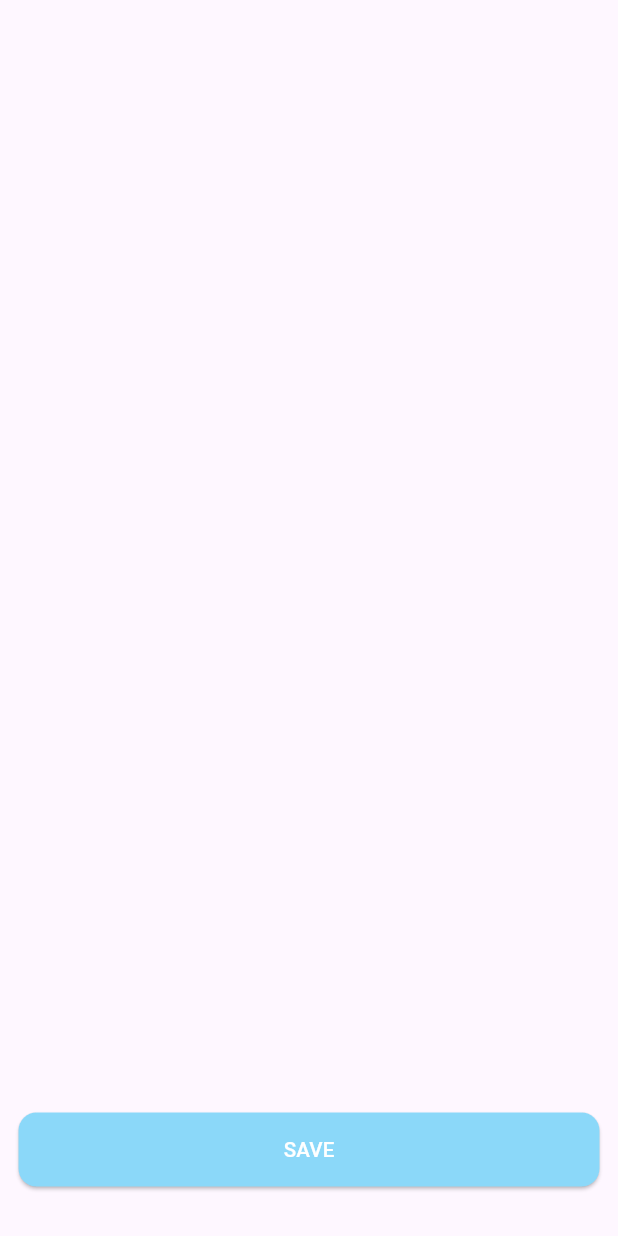
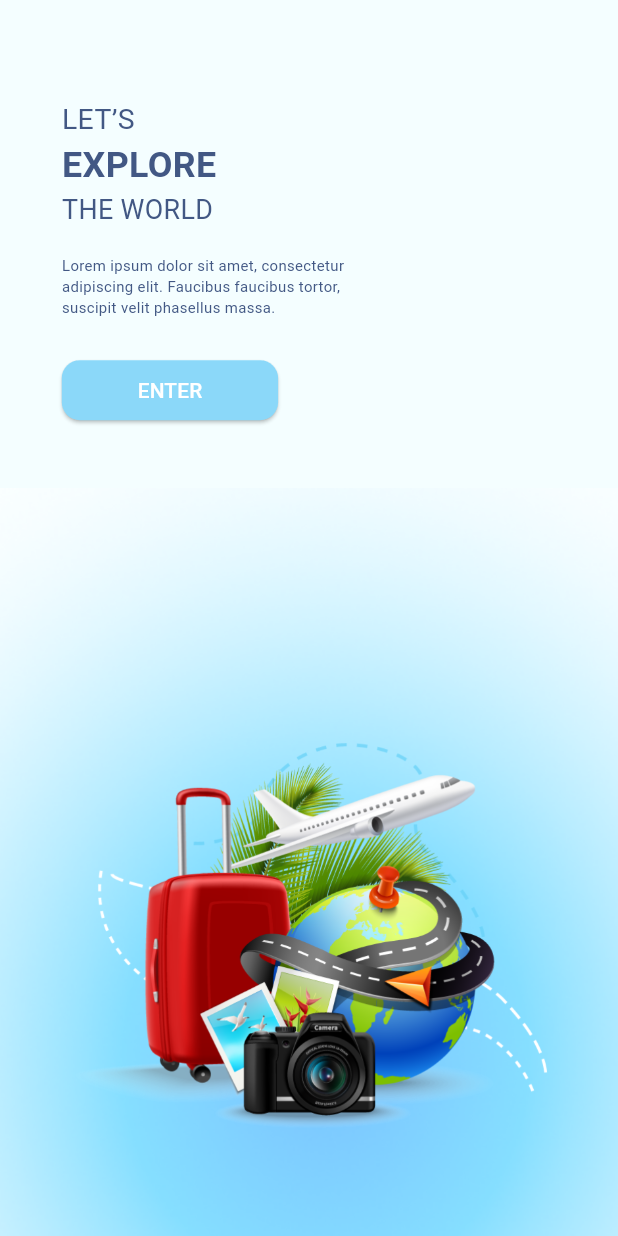
Before and after one commit to princymiracle/travelapp, a Flutter app: the screen it shows after launch, on a phone screen of 412 x 824 dp. Run offline on Flutter 3.47's test engine with Material 3 defaults, Android fonts, the phone set to English and light mode, and no system bars; our stand-ins replace flutter_sizer, get, table_calendar.

Commit message:
init commit

```diff
--- a/lib/Constant/AppString.dart
+++ b/lib/Constant/AppString.dart
@@ -1,10 +1,13 @@
 class AppString {
-  static const Lets = "Let’s";
-  static const Explore = "Explore";
-  static const TheWorld = "The World";
-  static const Enter = "Enter";
-  static const login = "LOG IN ->";
-  static const registeryouraccount = "REGISTER YOUR ACCOUNHT ->";
+  static const Lets = "LET’S";
+  static const Explore = "EXPLORE";
+  static const TheWorld = "THE WORLD";
+  static const lorem = "Lorem ipsum dolor sit amet, consectetur";
+  static const elit = "adipiscing elit. Faucibus faucibus tortor,";
+  static const massa = "suscipit velit phasellus massa.";
+  static const Enter = "ENTER";
+  static const login = "LOG IN";
+  static const registeryouraccount = "REGISTER YOUR ACCOUNHT";
   static const Enteryouremail = "Enter your email";
   static const Enterpassword = "Enter password";
   static const Forgetpassword = "Forget password ?";
@@ -13,10 +16,24 @@ class AppString {
   static const registeraccount = "Register Your Account";
   static const EnteryourName = "Enter your Name";
   static const YourNationality = "Your Nationality";
-  static const signin = "SIGN IN ->";
+  static const signin = "SIGN IN";
   static const Alreadyhaveanaccount = "Already have an account?";
   static const log = "Login";
+  static const forgetpassword = "Forget Password";
+  static const enteryouremailorphonenumber = "enter your email or phone number";
+  static const Email = "Email";
+  static const Enteremail = "Enter email";
+  static const sendcode = "SEND CODE ->";
+  static const verificationcode = "Verification Code";
+  static const submit = "SUBMIT ->";
+  static const createnewpassword = "Create New Password ->";
+  static const NewPassword = "New Password";
+  static const ConfirmPassword = "Confirm Password";
+  static const changepassword = "CHANGE PASSWORD ->";
+  static const registersuccess = "Register Success";
+  static const congratulation = "congratulation! your account already created.";
+  static const gotohomepage = "GO TO HOMEPAGE";
 
-  // forget password
+
 
 }
--- a/lib/Constant/Image_Path.dart
+++ b/lib/Constant/Image_Path.dart
@@ -1,3 +1,8 @@
 class ImagePath {
   static const background = "assets/images/Background.png";
+  static const Splashimg = "assets/images/Splsimg.png";
+  static const Splbg = "assets/images/splbg.png";
+  static const Splbg2 = "assets/images/spl2bg.png";
+  static const Spl2 = "assets/images/sps2.png";
+  static const logimg = "assets/images/logimg.png";
 }
--- a/lib/Custom_Elements/Elements/CustomButtons.dart
+++ b/lib/Custom_Elements/Elements/CustomButtons.dart
@@ -1,5 +1,5 @@
 import 'package:flutter/material.dart';
-import 'package:sizer/sizer.dart';
+import 'package:flutter_sizer/flutter_sizer.dart';
 
 class CustomButton extends StatelessWidget {
   String title;
--- /dev/null
+++ b/lib/Custom_Elements/Elements/Custom_Color.dart
@@ -0,0 +1,12 @@
+import 'package:flutter/material.dart';
+
+class CustomColors {
+
+  static const spltext =Color(0xFF425884);
+  static const Buttontext =Color(0xFFFFFFFF);
+  static const Buttonbg =Color(0xFF5495FF);
+  static const Buttonbg1 =Color(0xFF8BD8F9);
+  static const backgroundColor =Color(0xFFF4FEFF);
+  static const texttitle =Color(0xFF5496FF);
+
+}
--- /dev/null
+++ b/lib/Custom_Elements/Elements/Custom_Styles.dart
@@ -0,0 +1,27 @@
+
+import 'package:flutter/material.dart';
+
+class CustomStyles{
+  static TextStyle textStyle({
+    String? fontFmaily,
+    double? fontSize,
+    Color? fontColor,
+    Color? decroationColor,
+    TextDecoration?  textDecoration,
+    FontStyle? fontStyle,
+    FontWeight? fontWeight,
+    double? letterspacing,
+    double? wordSpacing,
+  }){
+    return TextStyle(
+      fontFamily:  fontFmaily,
+      fontWeight: fontWeight,
+      fontSize: fontSize  ,
+      decorationColor: decroationColor,
+      color: fontColor,
+      decoration: textDecoration,
+      letterSpacing: letterspacing,
+      wordSpacing: wordSpacing,
+    );
+  }
+}
--- a/lib/Date_Screen.dart
+++ b/lib/Date_Screen.dart
@@ -94,7 +94,7 @@
 import 'package:flutter/cupertino.dart';
 import 'package:flutter/material.dart';
 import 'package:flutter/widgets.dart';
-import 'package:sizer/sizer.dart';
+import 'package:flutter_sizer/flutter_sizer.dart';
 import 'package:table_calendar/table_calendar.dart';
 import 'package:travelapp/Custom_Elements/Elements/CustomButtons.dart';
 
--- /dev/null
+++ b/lib/Routes/Routes.dart
@@ -0,0 +1,7 @@
+class Routes {
+
+  static const splashScreen = '/splashScreen';
+  static const splashScreen2 = '/splashScreen2';
+  static const loginScreen = '/loginScreen';
+
+}
--- /dev/null
+++ b/lib/Routes/Screens.dart
@@ -0,0 +1,15 @@
+import 'package:get/get.dart';
+import '../Screens/Login_Screen.dart';
+import '../Screens/Splash_2.dart';
+import '../Screens/Splash_Screen.dart';
+import 'Routes.dart';
+
+class Screens {
+
+  static final routes = [
+    GetPage(name: Routes.splashScreen, page: () => SplashScreen()),
+    GetPage(name: Routes.splashScreen2, page: () => SplashS2()),
+    GetPage(name: Routes.loginScreen, page: () => LoginScreen()),
+
+  ];
+}
--- /dev/null
+++ b/lib/Screens/Splash_Screen.dart
@@ -0,0 +1,102 @@
+import 'package:flutter/cupertino.dart';
+import 'package:flutter/material.dart';
+import 'package:flutter_sizer/flutter_sizer.dart';
+import 'package:get/get.dart';
+import 'package:travelapp/Constant/Image_Path.dart';
+import 'package:travelapp/Custom_Elements/Elements/CustomButtons.dart';
+import 'package:travelapp/Custom_Elements/Elements/Custom_Styles.dart';
+
+import '../Constant/AppString.dart';
+import '../Custom_Elements/Elements/Custom_Color.dart';
+import '../Routes/Routes.dart';
+
+class SplashScreen extends StatelessWidget {
+  const SplashScreen({super.key});
+
+  @override
+  Widget build(BuildContext context) {
+    return Scaffold(
+      backgroundColor: CustomColors.backgroundColor,
+      body: Container(
+        // width: MediaQuery.of(context).size.width,
+        // height:  MediaQuery.of(context).size.height,
+        child: SingleChildScrollView(
+          child: Column(
+            crossAxisAlignment: CrossAxisAlignment.start,
+            children: [
+             Padding(
+               padding:  EdgeInsets.only(top: 8.h,left: 10.w,right: 6.w,bottom: 5.h),
+               child: Column(
+                 crossAxisAlignment: CrossAxisAlignment.start,
+                 children: [
+                   Text(AppString.Lets,
+                     style: CustomStyles.textStyle(
+                       fontSize: 19.sp,
+                       fontColor: CustomColors.spltext,
+                     ),
+                   ),
+                   // SizedBox(height: 1.h,),
+                   Text(AppString.Explore,
+                     style: CustomStyles.textStyle(
+                       fontSize: 24.sp,
+                       fontColor: CustomColors.spltext,
+                       fontWeight: FontWeight.bold,
+                     ),
+                   ),
+                   Text(AppString.TheWorld,
+                     style: CustomStyles.textStyle(
+                       fontSize: 18.sp,
+                       fontColor: CustomColors.spltext,
+                     ),
+                   ),
+                   SizedBox(height: 2.h,),
+                   Text(AppString.lorem,
+                     style: CustomStyles.textStyle(
+                       fontSize: 10.sp,
+                       fontColor: CustomColors.spltext,
+                     ),
+                   ),
+                   Text(AppString.elit,
+                     style: CustomStyles.textStyle(
+                       fontSize: 10.sp,
+                       fontColor: CustomColors.spltext,
+                     ),
+                   ),
+                   Text(AppString.massa,
+                     style: CustomStyles.textStyle(
+                       fontSize: 10.sp,
+                       fontColor: CustomColors.spltext,
+                     ),
+                   ),
+                   SizedBox(height: 3.h,),
+                   CustomButton(
+                     title: AppString.Enter,
+                     fontSIze: 14.sp,
+                     size: Size(35.w, 4.h),
+                     onTap: () => Get.toNamed(Routes.splashScreen2),
+                   ),
+                 ],
+               ),
+             ),
+              Stack(
+                children: [
+                  Image.asset(ImagePath.Splbg,fit: BoxFit.cover,height: 63.h,),
+                 // Image.asset("assets/images/splbg.png",fit: BoxFit.cover,height: 63.h,),
+                  Positioned(
+                      bottom: 7.h,
+                      left: 5.w,
+                      right: 5.w,
+                      child: Center(
+                          //child: Image.asset("assets/images/Splsimg.png",fit: BoxFit.cover,height: 40.h,),
+                        child: Image.asset(ImagePath.Splashimg,fit: BoxFit.cover,height: 40.h,),
+                      ),
+                  ),
+                ],
+              )
+            ],
+          ),
+        ),
+      ),
+    );
+  }
+}
--- a/lib/main.dart
+++ b/lib/main.dart
@@ -1,7 +1,8 @@
 import 'package:flutter/material.dart';
+import 'package:flutter_sizer/flutter_sizer.dart';
 import 'package:get/get.dart';
-import 'package:sizer/sizer.dart';
-import 'package:travelapp/Date_Screen.dart';
+import 'Routes/Routes.dart';
+import 'Routes/Screens.dart';
 
 void main() {
   runApp(const MyApp());
@@ -13,7 +14,7 @@ class MyApp extends StatelessWidget {
   // This widget is the root of your application.
   @override
   Widget build(BuildContext context) {
-    return Sizer(
+    return FlutterSizer(
       builder: (context, orientation, screenType) {
         return GetMaterialApp(
           debugShowCheckedModeBanner: false,
@@ -21,19 +22,11 @@ class MyApp extends StatelessWidget {
           theme: ThemeData(
             primarySwatch: Colors.blue,
           ),
-          // getPages: Screens.routes,
-          // initialRoute: Routes.splashPage,
-           home: DateCalendar(),
+          getPages: Screens.routes,
+          initialRoute: Routes.splashScreen,
+          // home: DateCalendar(),
         );
       },
     );
-    // return MaterialApp(
-    //   title: 'Flutter Demo',
-    //   theme: ThemeData(
-    //     colorScheme: ColorScheme.fromSeed(seedColor: Colors.deepPurple),
-    //     useMaterial3: true,
-    //   ),
-    //   home:  DateScreen(),
-    // );
   }
 }
--- a/pubspec.yaml
+++ b/pubspec.yaml
@@ -35,7 +35,7 @@ dependencies:
   # The following adds the Cupertino Icons font to your application.
   # Use with the CupertinoIcons class for iOS style icons.
   cupertino_icons: ^1.0.6
-  sizer: ^2.0.15
+  flutter_sizer: ^1.0.5
   get: ^4.6.6
   table_calendar: ^3.1.0
 
```
Also changed, not shown: lib/Custom_Elements/Elements/Custom_Container.dart (added, +39 -0 lines), lib/Custom_Elements/Elements/Custom_Text.dart (added, +61 -0 lines), lib/Screens/Login_Screen.dart (added, +48 -0 lines), lib/Screens/Splash_2.dart (added, +83 -0 lines), assets/images/Splsimg.png (added), assets/images/logimg.png (added), assets/images/spl2bg.png (added), assets/images/splbg.png (added), assets/images/sps2.png (added), pubspec.lock.
